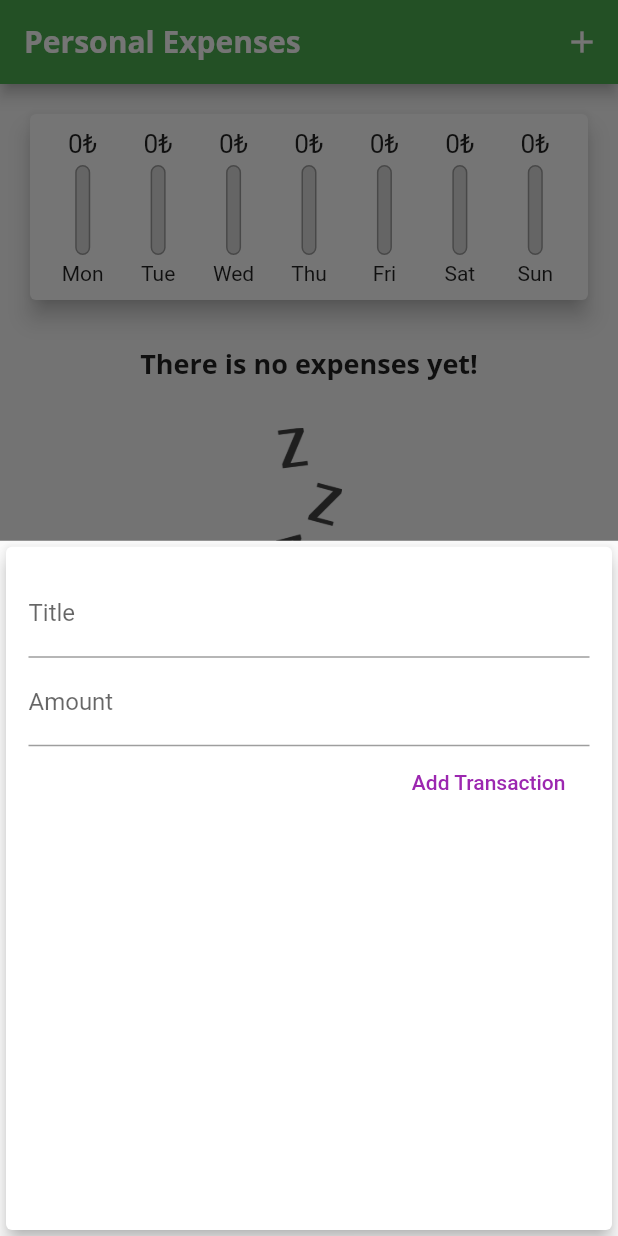
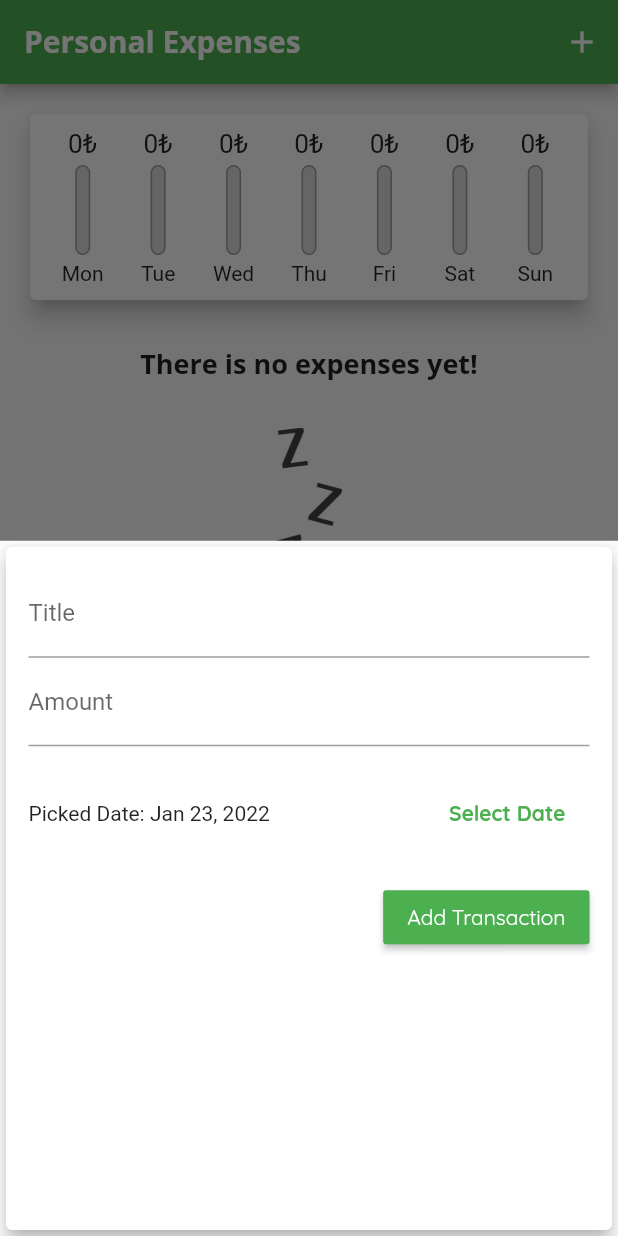
Before and after one commit to caganbicakci/expense_planning_app, a Flutter app: the screen it shows after launch, after a tap on the "add" icon, on a phone screen of 412 x 824 dp. Run offline on Flutter 3.47's test engine with Material 2 defaults, Android fonts, the phone set to English and light mode, and no system bars.

Commit message:
date picker and chart

```diff
--- a/lib/main.dart
+++ b/lib/main.dart
@@ -26,7 +26,11 @@ class MyApp extends StatelessWidget {
                 headline6: TextStyle(
                     fontFamily: 'OpenSans',
                     fontWeight: FontWeight.bold,
-                    fontSize: 18)),
+                    fontSize: 18),
+                button: TextStyle(color: Colors.white)),
+            accentTextTheme: ThemeData.light()
+                .textTheme
+                .copyWith(headline6: TextStyle(color: Colors.white)),
             appBarTheme: AppBarTheme(
                 titleTextStyle: ThemeData.light()
                     .textTheme
@@ -46,10 +50,7 @@ class MyHomePage extends StatefulWidget {
 }
 
 class _MyHomePageState extends State<MyHomePage> {
-  final List<Transaction> _userTransactions = [
-    // Transaction('t1', 'New Shoes', 49.99, DateTime.now()),
-    // Transaction('t2', 'New Jacket', 99.99, DateTime.now())
-  ];
+  final List<Transaction> _userTransactions = [];
 
   List<Transaction> get _recentTransactions {
     return _userTransactions.where((tx) {
@@ -59,9 +60,8 @@ class _MyHomePageState extends State<MyHomePage> {
     }).toList();
   }
 
-  void _addNewTransaction(String title, double amount) {
-    final newTx =
-        Transaction(DateTime.now().toString(), title, amount, DateTime.now());
+  void _addNewTransaction(String title, double amount, DateTime date) {
+    final newTx = Transaction(DateTime.now().toString(), title, amount, date);
 
     setState(() {
       _userTransactions.add(newTx);
--- a/lib/widgets/chart_bar.dart
+++ b/lib/widgets/chart_bar.dart
@@ -29,12 +29,15 @@ class ChartBar extends StatelessWidget {
                     color: Color.fromRGBO(220, 220, 220, 1),
                     borderRadius: BorderRadius.circular(15)),
               ),
-              FractionallySizedBox(
-                heightFactor: spendingPctOfTotal,
-                child: Container(
-                  decoration: BoxDecoration(
-                      color: Theme.of(context).primaryColor,
-                      borderRadius: BorderRadius.circular(15)),
+              Container(
+                alignment: Alignment.bottomCenter,
+                child: FractionallySizedBox(
+                  heightFactor: spendingPctOfTotal,
+                  child: Container(
+                    decoration: BoxDecoration(
+                        color: Theme.of(context).primaryColor,
+                        borderRadius: BorderRadius.circular(15)),
+                  ),
                 ),
               ),
             ],
--- a/lib/widgets/new_transaction.dart
+++ b/lib/widgets/new_transaction.dart
@@ -1,4 +1,5 @@
 import 'package:flutter/material.dart';
+import 'package:intl/intl.dart';
 
 class NewTransaction extends StatefulWidget {
   final Function addTx;
@@ -10,21 +11,42 @@ class NewTransaction extends StatefulWidget {
 }
 
 class _NewTransactionState extends State<NewTransaction> {
-  final titleConstoller = TextEditingController();
+  final _titleConstoller = TextEditingController();
+  final _amountController = TextEditingController();
+  DateTime _selectedDate = DateTime.now();
 
-  final amountController = TextEditingController();
+  final today = DateTime.now();
 
-  void submitData() {
-    final enteredTitle = titleConstoller.text;
-    final enteredAmount = double.parse(amountController.text);
+  void _submitData() {
+    if (_amountController.text.isEmpty) {
+      return;
+    }
+    final enteredTitle = _titleConstoller.text;
+    final enteredAmount = double.parse(_amountController.text);
 
-    if (enteredTitle.isEmpty || enteredAmount <= 0) {
+    if (enteredTitle.isEmpty || enteredAmount <= 0 || _selectedDate == null) {
       return;
     }
 
-    widget.addTx(enteredTitle, enteredAmount);
+    widget.addTx(enteredTitle, enteredAmount, _selectedDate);
 
     Navigator.of(context).pop();
+  }
+
+  void _presentDatePicker() {
+    showDatePicker(
+            context: context,
+            initialDate: today,
+            firstDate: DateTime(2021),
+            lastDate: today)
+        .then((pickedDate) {
+      if (pickedDate == null) {
+        return;
+      }
+      setState(() {
+        _selectedDate = pickedDate;
+      });
+    });
   }
 
   @override
@@ -38,19 +60,39 @@ class _NewTransactionState extends State<NewTransaction> {
           children: [
             TextField(
                 decoration: InputDecoration(labelText: 'Title'),
-                controller: titleConstoller,
-                onSubmitted: (_) => submitData),
+                controller: _titleConstoller,
+                onSubmitted: (_) => _submitData),
             TextField(
                 decoration: InputDecoration(labelText: 'Amount'),
-                controller: amountController,
+                controller: _amountController,
                 keyboardType: TextInputType.number,
-                onSubmitted: (_) => submitData),
-            FlatButton(
+                onSubmitted: (_) => _submitData),
+            Container(
+              height: 90,
+              child: Row(
+                children: [
+                  Expanded(
+                    child: Text(_selectedDate == null
+                        ? 'No Date Choosen!'
+                        : 'Picked Date: ${DateFormat.yMMMd().format(_selectedDate)}'),
+                  ),
+                  FlatButton(
+                      child: Text(
+                        'Select Date',
+                        style: TextStyle(fontWeight: FontWeight.bold),
+                      ),
+                      textColor: Theme.of(context).primaryColor,
+                      onPressed: _presentDatePicker)
+                ],
+              ),
+            ),
+            RaisedButton(
                 child: const Text(
                   'Add Transaction',
                 ),
-                textColor: Colors.purple,
-                onPressed: submitData)
+                color: Theme.of(context).primaryColor,
+                textColor: Theme.of(context).textTheme.button?.color,
+                onPressed: _submitData)
           ],
         ),
       ),
--- a/lib/widgets/transaction_list.dart
+++ b/lib/widgets/transaction_list.dart
@@ -42,11 +42,15 @@ class TransactionList extends StatelessWidget {
                   margin: EdgeInsets.symmetric(vertical: 4, horizontal: 8),
                   child: ListTile(
                     leading: CircleAvatar(
+                      backgroundColor: Theme.of(context).primaryColor,
                       radius: 30,
                       child: Padding(
                         padding: const EdgeInsets.all(8.0),
                         child: FittedBox(
-                            child: Text('${transactions[index].amount}₺')),
+                            child: Text(
+                          '${transactions[index].amount}₺',
+                          style: Theme.of(context).accentTextTheme.headline6,
+                        )),
                       ),
                     ),
                     title: Text(
```
